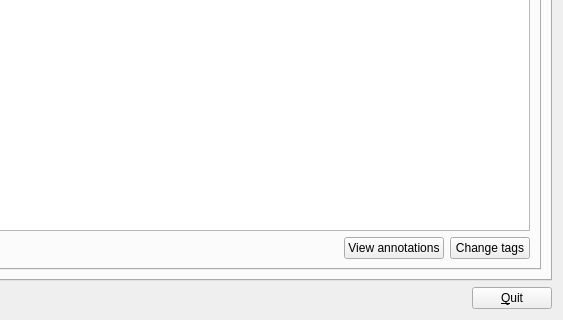
Qt form qtCreatorFiles/ui_manager.ui (plomgrading/plom) before a commit; both pictures show x 461 to 1024 and y 340 to 660 of the 1024 by 660 pixel window.
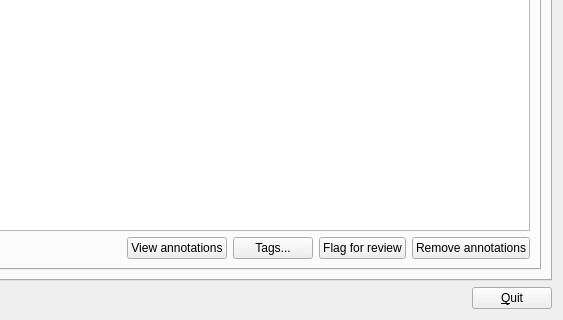
The same form after that commit. The open tabs and pages were chosen to show the change.

Commit message: Mockups for other buttons in reviewing

Diff of the .ui file:
```diff
--- a/qtCreatorFiles/ui_manager.ui
+++ b/qtCreatorFiles/ui_manager.ui
@@ -1451,7 +1451,21 @@
                  <string>Modify the tags of the highlighted row</string>
                 </property>
                 <property name="text">
-                 <string>Change tags</string>
+                 <string>Tags...</string>
+                </property>
+               </widget>
+              </item>
+              <item>
+               <widget class="QPushButton" name="flagReviewButton">
+                <property name="text">
+                 <string>Flag for review</string>
+                </property>
+               </widget>
+              </item>
+              <item>
+               <widget class="QPushButton" name="removeAnnotationsButton">
+                <property name="text">
+                 <string>Remove annotations</string>
                 </property>
                </widget>
               </item>
```
The commit also changes 2 other files.
